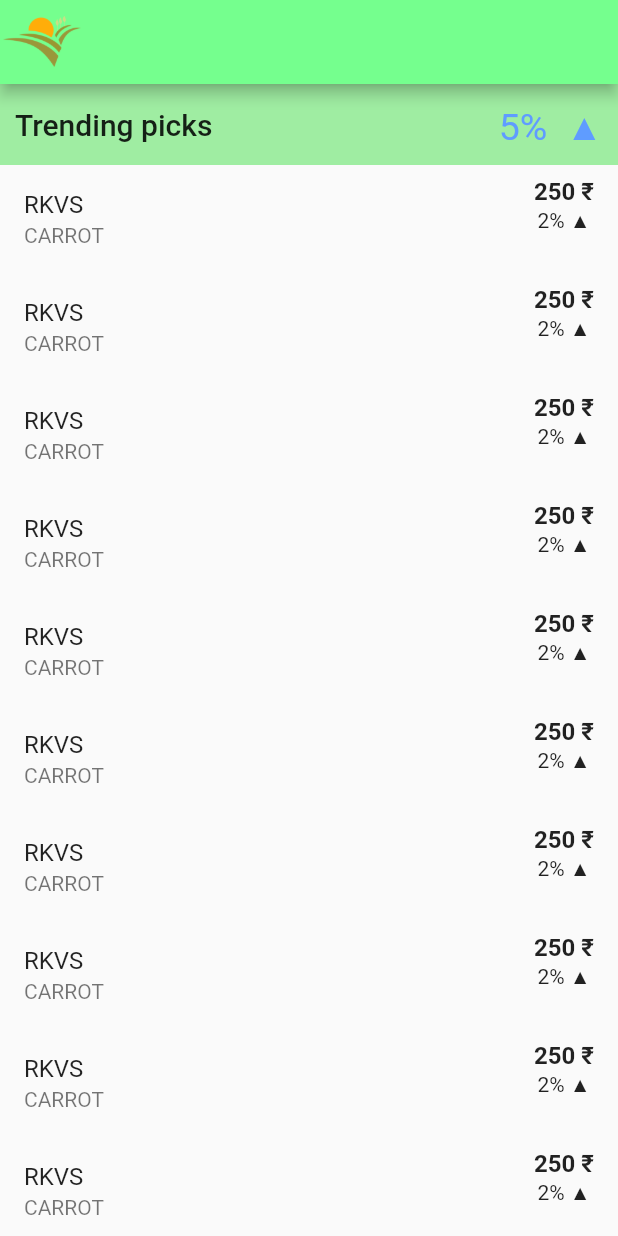
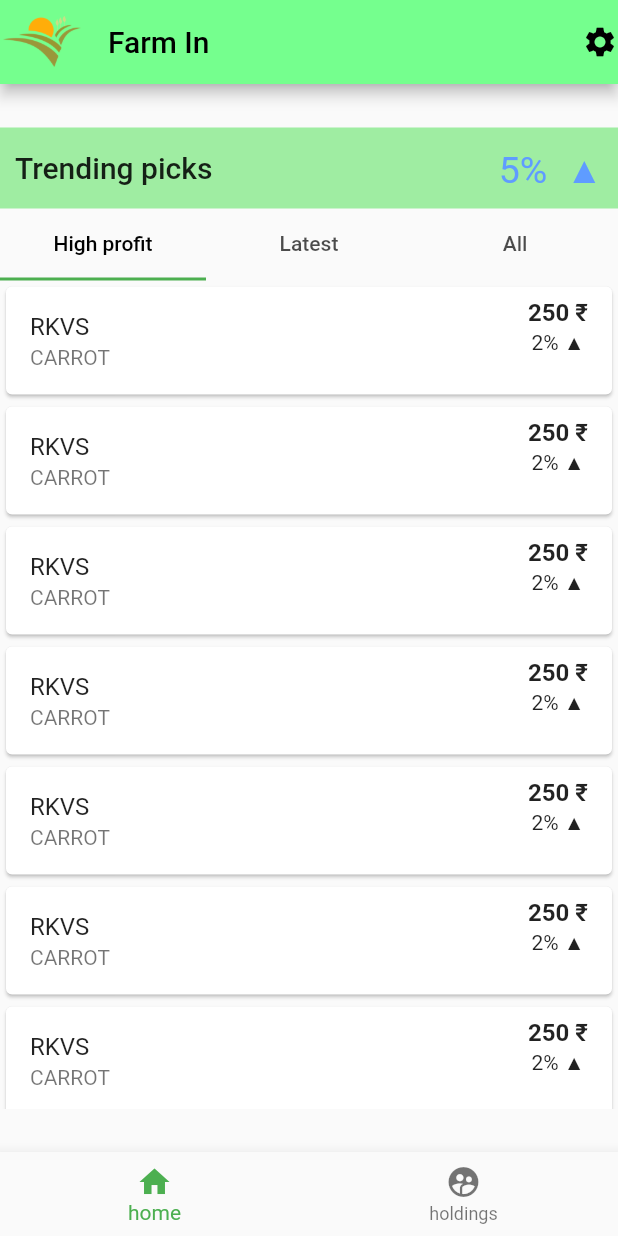
Before and after one commit to AbhiramNS1/Farm-In, a Flutter app: the HomePage screen opened directly, on a phone screen of 412 x 824 dp. Run offline on Flutter 3.47's test engine with Material 2 defaults, Android fonts, the phone set to English and light mode, and no system bars; our stand-ins replace syncfusion_flutter_charts.

Commit message:
ui updated

```diff
--- a/farm_in/lib/Pages/home_page.dart
+++ b/farm_in/lib/Pages/home_page.dart
@@ -1,4 +1,5 @@
 import 'package:farm_in/Widgets/appbar.dart';
+import 'package:farm_in/Widgets/bottomnav.dart';
 import 'package:flutter/material.dart';
 
 class HomePage extends StatelessWidget {
@@ -9,19 +10,21 @@ class HomePage extends StatelessWidget {
     return Scaffold(
         appBar: const FarmInAppBar(),
         body: Center(
+            child: SingleChildScrollView(
           child: Column(
             children: [
               Container(
                 decoration: const BoxDecoration(
                     color: Color.fromARGB(255, 159, 237, 162)),
-              padding: const EdgeInsets.symmetric(vertical: 10, horizontal: 10),
+                padding:
+                    const EdgeInsets.symmetric(vertical: 10, horizontal: 10),
                 child: Row(
                     mainAxisAlignment: MainAxisAlignment.spaceBetween,
                     children: const [
                       Text(
                         "Trending picks",
-                      style:
-                          TextStyle(fontSize: 20, fontWeight: FontWeight.w500),
+                        style: TextStyle(
+                            fontSize: 20, fontWeight: FontWeight.w500),
                       ),
                       Text(
                         "5%  ▲",
@@ -31,28 +34,71 @@ class HomePage extends StatelessWidget {
                       )
                     ]),
               ),
-            Flexible(
-              child: ListView.builder(
+              // ListOfStockes(),
+              SizedBox(height: 600, child: MyTabbedView())
+            ],
+          ),
+        )),
+        bottomNavigationBar: BottomNavigation());
+  }
+}
+
+class MyTabbedView extends StatelessWidget {
+  final List<Widget> tabs = const [
+    Tab(text: 'High profit'),
+    Tab(text: 'Latest'),
+    Tab(text: 'All'),
+  ];
+
+  const MyTabbedView({super.key});
+
+  @override
+  Widget build(BuildContext context) {
+    return DefaultTabController(
+      length: tabs.length,
+      child: Column(
+        children: <Widget>[
+          TabBar(
+            indicatorColor: Colors.green,
+            labelColor: Colors.black,
+            tabs: tabs,
+          ),
+          Expanded(
+            child: TabBarView(
+              children: <Widget>[
+                // add widgets for each tab here
+                ListOfStockes(),
+                ListOfStockes(),
+                ListOfStockes(),
+              ],
+            ),
+          ),
+        ],
+      ),
+    );
+  }
+}
+
+Widget ListOfStockes() {
+  return ListView.builder(
       shrinkWrap: true,
-                  itemCount: 100,
+      itemCount: 20,
       itemBuilder: (context, index) {
-                    return ListTile(
+        return Card(
+          elevation: 1,
+          child: ListTile(
             title: Text("RKVS"),
             subtitle: Text("CARROT"),
             trailing: Column(
               children: const [
                 Text(
                   "250 ₹",
-                            style: TextStyle(
-                                fontSize: 16, fontWeight: FontWeight.w600),
+                  style: TextStyle(fontSize: 16, fontWeight: FontWeight.w600),
                 ),
                 Text("2% ▲")
               ],
             ),
+          ),
         );
-                  }),
-            ),
-          ],
-        )));
+      });
 }
-}
--- a/farm_in/lib/Widgets/appbar.dart
+++ b/farm_in/lib/Widgets/appbar.dart
@@ -6,10 +6,31 @@ class FarmInAppBar extends StatelessWidget implements PreferredSizeWidget {
   @override
   Widget build(BuildContext context) {
     return AppBar(
+      actions: [
+        InkWell(
+          child: Icon(Icons.settings),
+          onTap: () {
+            ScaffoldMessenger.of(context).showSnackBar(
+              SnackBar(
+                content: Text('Conform'),
+                duration: Duration(seconds: 2),
+                action: SnackBarAction(
+                  label: 'Go to settings',
+                  onPressed: () {},
+                ),
+              ),
+            );
+          },
+        ),
+      ],
       leading: Padding(
         padding: const EdgeInsets.all(2.0),
         child: Image.asset("assets/app/icon.png"),
       ),
+      title: Text(
+        "Farm In",
+      ),
+      foregroundColor: Colors.black,
       backgroundColor: const Color.fromARGB(255, 117, 255, 142),
     );
   }
--- /dev/null
+++ b/farm_in/lib/Widgets/bottomnav.dart
@@ -0,0 +1,20 @@
+import 'package:flutter/material.dart';
+
+class BottomNavigation extends StatefulWidget {
+  @override
+  State<StatefulWidget> createState() => NavState();
+}
+
+class NavState extends State<BottomNavigation> {
+  @override
+  Widget build(BuildContext context) {
+    return BottomNavigationBar(
+      fixedColor: Colors.green,
+      items: const [
+        BottomNavigationBarItem(icon: Icon(Icons.home), label: "home"),
+        BottomNavigationBarItem(
+            icon: Icon(Icons.supervised_user_circle), label: "holdings")
+      ],
+    );
+  }
+}
--- a/farm_in/lib/main.dart
+++ b/farm_in/lib/main.dart
@@ -12,7 +12,7 @@ class FarmIn extends StatelessWidget {
   @override
   Widget build(BuildContext context) {
     return MaterialApp(
-      home: FarmersProfile(),
+      home: HomePage(),
     );
   }
 }
```
Lines whose indentation alone changed are shown as unchanged.
